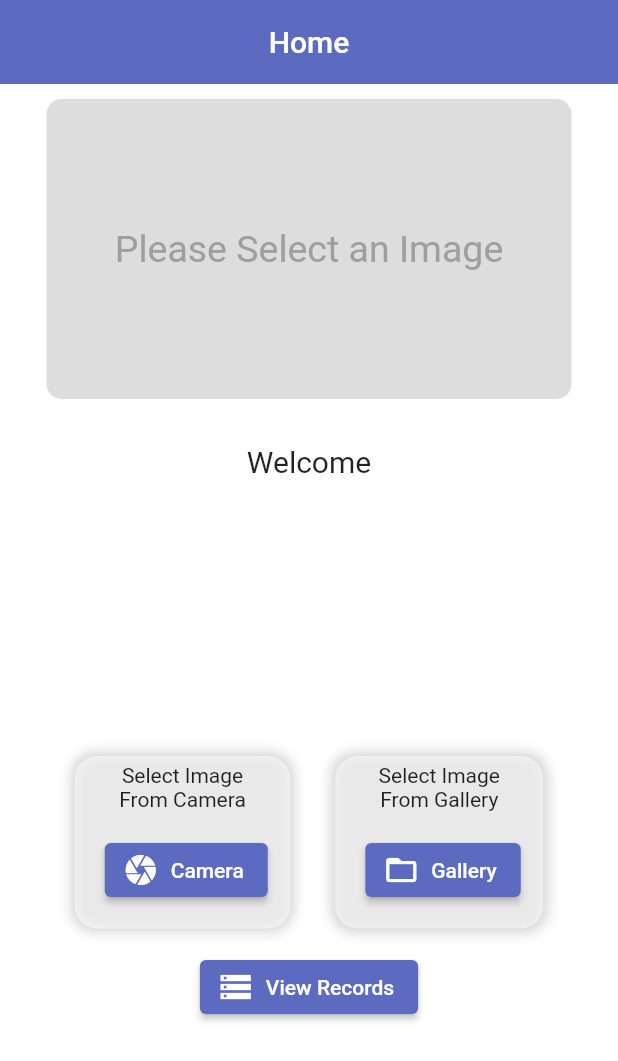
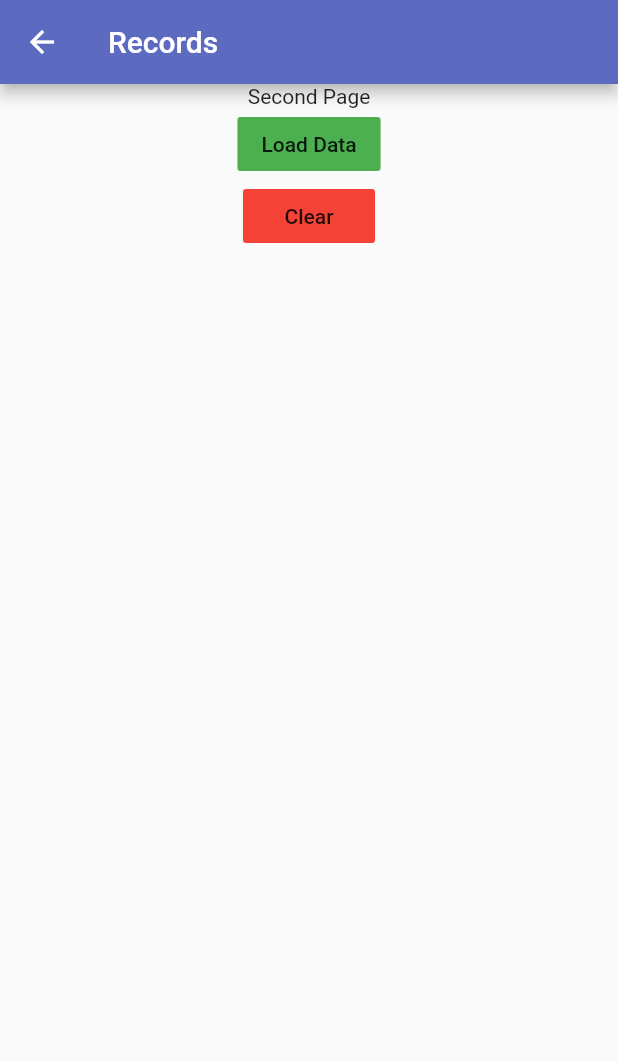
Before and after one commit to KuroInit/Diabetic-Foot-Ulcer-Detection-Flutter, a Flutter app: the screen it shows after launch, after a tap on "View Records", on a phone screen of 412 x 824 dp. Shown: the top 1061 px of the screen. Run offline on Flutter 3.47's test engine with Material 2 defaults, Android fonts, the phone set to English and light mode, and no system bars; our stand-ins replace image_picker, shared_preferences; missing offline and left inert: tflite.

Commit message:
latest changes

```diff
--- /dev/null
+++ b/lib/detections.dart
@@ -0,0 +1,22 @@
+class Detection {
+  String detection;
+  String confidence;
+
+  Detection(this.detection, this.confidence);
+
+  @override
+  String toString() {
+    return '{ ${this.detection}, ${this.confidence} }';
+  }
+
+  Detection.fromMap(Map map)
+      : this.detection = map['detection'],
+        this.confidence = map['confidence'];
+
+  Map toMap() {
+    return {
+      'detection': this.detection,
+      'confidence': this.confidence,
+    };
+  }
+}
--- a/lib/main.dart
+++ b/lib/main.dart
@@ -3,6 +3,10 @@ import 'package:flutter/cupertino.dart';
 import 'package:flutter/services.dart';
 import 'package:tflite/tflite.dart';
 import 'package:image_picker/image_picker.dart';
+import 'dart:convert';
+import 'package:shared_preferences/shared_preferences.dart';
+import 'record.dart';
+import 'detections.dart';
 import 'dart:io';
 
 void main() {
@@ -15,6 +19,7 @@ class MyApp extends StatelessWidget {
     return MaterialApp(
       debugShowCheckedModeBanner: false,
       home: TfliteHome(),
+      routes: {'/records': (_) => userRecords()},
     );
   }
 }
@@ -29,10 +34,14 @@ class _TfliteHomeState extends State<TfliteHome> {
   bool _busy = false;
 
   List _recognitions;
-  List records;
+  Map<String, String> records = {};
+  Map<String, String> newMethod = {};
+  SharedPreferences sharedPreferences;
+  List<Detection> _record = [];
 
   @override
   void initState() {
+    initSharedPreferences();
     super.initState();
     _busy = true;
 
@@ -41,6 +50,10 @@ class _TfliteHomeState extends State<TfliteHome> {
         _busy = false;
       });
     });
+  }
+
+  initSharedPreferences() async {
+    sharedPreferences = await SharedPreferences.getInstance();
   }
 
   loadModel() async {
@@ -117,14 +130,43 @@ class _TfliteHomeState extends State<TfliteHome> {
                   saveToList.add(e["detectedClass"]),
                   saveToList.add(
                       "Confidence rate: ${(e["confidenceInClass"] * 100).toStringAsFixed(0)}" +
-                          "%")
+                          "%"),
                 }
             })
         .toList();
+
     if (saveToList == null || saveToList.length == 0) {
       return errList;
     }
+
+    for (int i = 0; i < saveToList.length; i++) {
+      if (i == 0 || i % 2 == 0) {
+        var item = {"class": saveToList[i].toString()};
+        records.addAll(item);
+      } else {
+        var item = {"confidence": saveToList[i].toString()};
+        records.addAll(item);
+      }
+    }
+
+    // for (int i = 0; i < saveToList.length; i + 2) {
+    //   var item = {saveToList[i].toString(): saveToList[i + 1].toString()};
+    //   newMethod.addAll(item);
+    // }
+
+    // print(newMethod);
+
+    if (records != null) {
+      saveData(records);
+    }
+
     return saveToList;
+  }
+
+  void saveData(Map<String, String> map) {
+    map.forEach((k, v) => _record.add(Detection(k, v)));
+    var saved = _record.map((e) => json.encode(e.toMap())).toList();
+    sharedPreferences.setStringList("userRecord", saved);
   }
 
   @override
@@ -178,7 +220,7 @@ class _TfliteHomeState extends State<TfliteHome> {
                 : Text("Predictions", style: TextStyle(fontSize: 20)),
           ),
           Container(
-            constraints: BoxConstraints(maxHeight: 150),
+            constraints: BoxConstraints(maxHeight: 125),
             //decoration: BoxDecoration(color: Colors.black),
             child: ListView.separated(
                 padding: const EdgeInsets.all(5),
@@ -303,6 +345,9 @@ class _TfliteHomeState extends State<TfliteHome> {
               )
             ],
           ),
+          Row(
+            mainAxisAlignment: MainAxisAlignment.center,
+            children: [
               Container(
                 child: ElevatedButton.icon(
                   icon: Icon(Icons.storage),
@@ -310,8 +355,19 @@ class _TfliteHomeState extends State<TfliteHome> {
                   style: ElevatedButton.styleFrom(
                     primary: Colors.indigo[400],
                   ),
-              onPressed: () => {},
+                  onPressed: () {
+                    Navigator.of(context).pushNamed('/records');
+                  },
                 ),
+              ),
+              Container(
+                  child: ElevatedButton.icon(
+                icon: Icon(Icons.delete),
+                label: Text("Delete"),
+                style: ElevatedButton.styleFrom(primary: Colors.red),
+                onPressed: () => {sharedPreferences.clear(), _record = []},
+              ))
+            ],
           )
         ],
       )),
--- /dev/null
+++ b/lib/record.dart
@@ -0,0 +1,83 @@
+import 'dart:convert';
+
+import 'package:flutter/material.dart';
+import 'package:shared_preferences/shared_preferences.dart';
+import 'detections.dart';
+
+class userRecords extends StatefulWidget {
+  @override
+  _userRecordsState createState() => _userRecordsState();
+}
+
+class _userRecordsState extends State<userRecords> {
+  SharedPreferences sharedPreferences;
+  List<Detection> _local = [];
+
+  void loadData() async {
+    var s = sharedPreferences.getStringList('userRecord');
+    //print(s);
+    var list = s.map((e) => Detection.fromMap(json.decode(e))).toList();
+
+    setState(() {
+      _local = list;
+    });
+  }
+
+  @override
+  void initState() {
+    sPInit();
+    super.initState();
+  }
+
+  sPInit() async {
+    sharedPreferences = await SharedPreferences.getInstance();
+  }
+
+  sPClear() async {
+    await sharedPreferences.remove('userRecord');
+    _local = [];
+    setState(() {});
+  }
+
+  @override
+  Widget build(BuildContext context) {
+    return Scaffold(
+      appBar: AppBar(
+        title: Text("Records"),
+        backgroundColor: Colors.indigo[400],
+      ),
+      body: SafeArea(
+          child: Column(
+        children: [
+          Center(child: Text("Second Page")),
+          FlatButton(
+            onPressed: loadData,
+            child: Text("Load Data"),
+            color: Colors.green,
+          ),
+          FlatButton(
+            onPressed: sPClear,
+            child: Text("Clear"),
+            color: Colors.red,
+          ),
+          Container(
+            constraints: BoxConstraints(maxHeight: 300),
+            child: ListView.separated(
+              padding: const EdgeInsets.all(8),
+              itemCount: _local.length,
+              itemBuilder: (BuildContext context, int index) {
+                return Container(
+                  height: 50,
+                  color: Colors.amber[index],
+                  child: Center(child: Text('${_local[index]}')),
+                );
+              },
+              separatorBuilder: (BuildContext context, int index) =>
+                  const Divider(),
+            ),
+          )
+        ],
+      )),
+    );
+  }
+}
--- a/pubspec.yaml
+++ b/pubspec.yaml
@@ -26,6 +26,7 @@ dependencies:
   cupertino_icons: ^1.0.0
   image: ^2.1.19
   image_picker: ^0.6.7+21
+  shared_preferences: ^0.5.12+4
   tflite: ^1.1.1
 
 dev_dependencies:
```
Also changed, not shown: pubspec.lock. Lines whose indentation alone changed are shown as unchanged.
